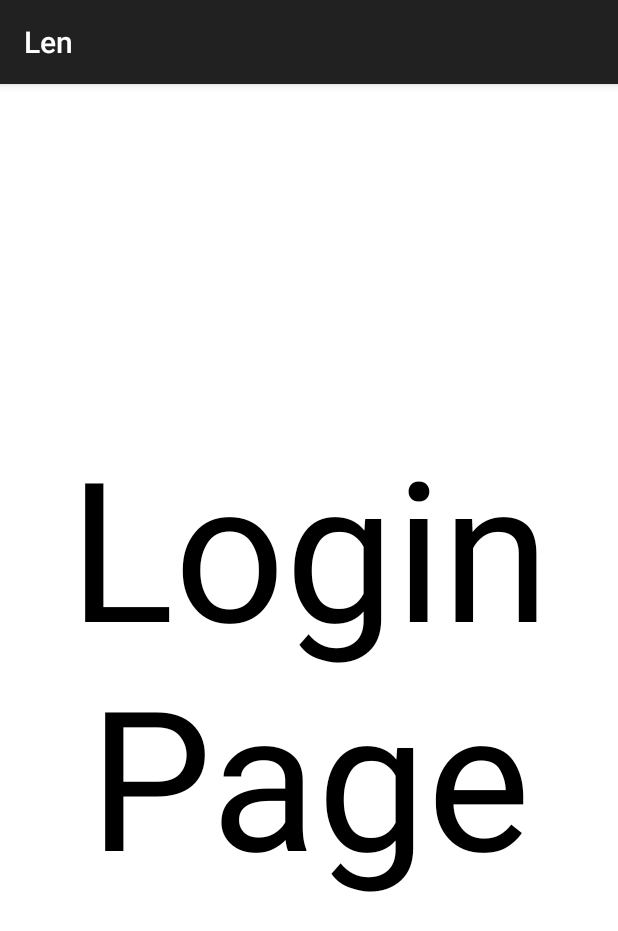
After one commit to hamooznahya/Len, an Android app: the LoginActivity screen opened directly, with no data from a screen before it, on a phone screen of 412 x 824 dp. The commit adds this screen. Shown: the top 931 px of the screen. Run offline under Robolectric (Android 15) with nearby library versions, the phone set to English and light mode, and no system bars; our stand-ins replace Dagger/Hilt's generated code, sdp/ssp sizes.

Commit message:
add Login Flow

```diff
--- a/app/build.gradle
+++ b/app/build.gradle
@@ -61,7 +61,7 @@ dependencies {
     //dagger
     implementation "com.google.dagger:hilt-android:$dagger_hilt"
     implementation 'androidx.legacy:legacy-support-v4:1.0.0'
-    implementation 'androidx.navigation:navigation-ui-ktx:2.6.0-alpha04'
+    implementation 'androidx.navigation:navigation-ui-ktx:2.4.0-alpha03'
 
     implementation 'androidx.paging:paging-common-ktx:3.1.1'
 
--- /dev/null
+++ b/app/src/main/java/com/bemotioninc/sss/presentation/login/LoginActivity.kt
@@ -0,0 +1,28 @@
+package com.bemotioninc.sss.presentation.login
+
+import android.app.Activity
+import android.content.Intent
+import android.os.Bundle
+import androidx.fragment.app.Fragment
+import com.bemotioninc.sss.R
+import com.bemotioninc.sss.presentation.base.BaseActivity
+import dagger.hilt.android.AndroidEntryPoint
+
+@AndroidEntryPoint
+class LoginActivity : BaseActivity() {
+    companion object {
+        fun start(context: Activity) {
+            val intent = Intent(context, LoginActivity::class.java)
+            context.startActivityForResult(intent,100)
+        }
+        fun start(fragment: Fragment) {
+            val intent = Intent(fragment.requireContext(), LoginActivity::class.java)
+            fragment.startActivityForResult(intent,100)
+        }
+    }
+    override fun onCreate(savedInstanceState: Bundle?) {
+        super.onCreate(savedInstanceState)
+        setContentView(R.layout.activity_login)
+
+    }
+}
--- /dev/null
+++ b/app/src/main/java/com/bemotioninc/sss/presentation/login/login/LoginFragment.kt
@@ -0,0 +1,101 @@
+package com.bemotioninc.sss.presentation.login.login
+
+import android.os.Bundle
+import android.view.View
+import androidx.fragment.app.Fragment
+import androidx.fragment.app.viewModels
+import com.bemotioninc.sss.R
+import com.bemotioninc.sss.databinding.FragmentLoginBinding
+import com.bemotioninc.sss.utils.viewBinding
+import dagger.hilt.android.AndroidEntryPoint
+
+
+@AndroidEntryPoint
+class LoginFragment : Fragment(R.layout.fragment_login) {
+
+    companion object {
+        fun newInstance() = LoginFragment()
+    }
+
+    private val binding by viewBinding { FragmentLoginBinding.bind(requireView()) }
+   // private val viewModel by viewModels<LoginViewModel>()
+
+
+    override fun onViewCreated(view: View, savedInstanceState: Bundle?) {
+        super.onViewCreated(view, savedInstanceState)
+//        initListeners()
+//        observeValues()
+//        if(BuildConfig.DEBUG) {
+//            binding.etUserName.setText("m.sweedan")
+//            binding.etPassword.setText("123456789")
+//        }
+    }
+
+//    private fun observeValues() {
+//        viewModel.events.onEach {
+//            when (it) {
+//                is LoginViewModel.Events.IsValidPassword -> {
+//                    binding.etPassword.error = it.isValid.toErrorOrNull()
+//                }
+//                is LoginViewModel.Events.IsValidUsername -> {
+//                    binding.etUserName.error = it.isValid.toErrorOrNull()
+//                }
+//                LoginViewModel.Events.OpenHomePage -> {
+//                  //  HomeActivity.start(requireActivity())
+//                }
+//            }
+//
+//        }.observeInLifecycle(viewLifecycleOwner)
+//
+//
+//        viewModel.loginResult.onEach {
+//            when (it) {
+//                is ResponseState.Failure -> {
+//                    binding.loading.hide()
+//                    handleError(it.error) {
+//                        onLoginClicked()
+//                    }
+//                }
+//                ResponseState.Loading -> {
+//                    binding.loading.show()
+//                }
+//                is ResponseState.Success -> {
+//                    binding.loading.hide()
+//                    val intent = Intent(requireActivity(), HomeActivity::class.java)
+//                    startActivity(intent)
+//                    requireActivity().finish()
+//                }
+//            }
+//        }.observeInLifecycle(viewLifecycleOwner)
+//    }
+
+//    private fun initListeners() {
+//        val watcher = object : MyTextWatcher() {
+//            override fun afterTextChanged(s: Editable?) {
+//                binding.btnLogin.isEnabled = viewModel.validateLogin(getUserName(), getPassword())
+//            }
+//        }
+//        binding.etUserName.addTextChangedListener(watcher)
+//        binding.etPassword.addTextChangedListener(watcher)
+//
+//        binding.btnLogin.setOnClickListener {
+//            onLoginClicked()
+//        }
+//        binding.tvForgetPassword.setOnClickListener {
+//            findNavController().navigate(ForgetPasswordFragmentDirections.actionToForGetPassWord())
+//
+//        }
+
+
+
+  //  }
+
+//    private fun onLoginClicked() {
+//        viewModel.onLoginClicked(getUserName(), getPassword())
+//    }
+//
+//    private fun getUserName() = binding.etUserName.text.toString().trim()
+//    private fun getPassword() = binding.etPassword.text.toString().trim()
+
+
+}
--- /dev/null
+++ b/app/src/main/java/com/bemotioninc/sss/presentation/login/registration/RegistrationFragment.kt
@@ -0,0 +1,104 @@
+package com.bemotioninc.sss.presentation.login.registration
+
+import android.os.Bundle
+import android.view.View
+import androidx.fragment.app.Fragment
+import com.bemotioninc.sss.R
+import com.bemotioninc.sss.databinding.FragmentRegistrationBinding
+import com.bemotioninc.sss.utils.viewBinding
+import dagger.hilt.android.AndroidEntryPoint
+
+@AndroidEntryPoint
+class RegistrationFragment : Fragment(R.layout.fragment_registration) {
+
+
+    companion object {
+        fun newInstance() = RegistrationFragment()
+    }
+
+    private val binding by viewBinding { FragmentRegistrationBinding.bind(requireView()) }
+//    private val viewModel by viewModels<RegistrationViewModel>()
+
+    override fun onViewCreated(view: View, savedInstanceState: Bundle?) {
+        super.onViewCreated(view, savedInstanceState)
+//           initListeners()
+//           observeValues()
+    }
+
+//    private fun observeValues() {
+//        viewModel.events.onEach {
+//            when (it) {
+//                is RegistrationViewModel.Events.IsValidPassword -> {
+//                    binding.etMobile.error = it.isValid.toErrorOrNull()
+//                }
+//                is RegistrationViewModel.Events.IsValidUsername -> {
+//                    binding.etUserName.error = it.isValid.toErrorOrNull()
+//                }
+//            }
+//
+//        }.observeInLifecycle(viewLifecycleOwner)
+//
+//
+//        viewModel.forgetResult.onEach {
+//            when (it) {
+//                is ResponseState.Failure -> {
+//                    binding.loading.hide()
+//                    handleError(it.error) {
+//                        onResetClick()
+//                    }
+//                }
+//                ResponseState.Loading -> {
+//                    binding.loading.show()
+//                }
+//                is ResponseState.Success -> {
+//                    binding.loading.hide()
+//                    showResetPasswordDialog(it.item.newPassword)
+//
+//                }
+//            }
+//        }.observeInLifecycle(viewLifecycleOwner)
+//    }
+
+
+//    private fun showResetPasswordDialog(newPassword: String) {
+//        val builder = AlertDialog.Builder(requireContext(), R.style.CustomAlertDialog)
+//            .create()
+//        val view = layoutInflater.inflate(R.layout.password_reset_alert_dialog_layout, null)
+//        val button = view.findViewById<MaterialButton>(R.id.btnLogin)
+//        val tvPassword = view.findViewById<TextView>(R.id.tvPassword)
+//
+//        tvPassword.text = getString(R.string.password_dialog_one) + " " + newPassword + " " + getString(
+//            R.string.password_dialog_two
+//        )
+//        builder.setView(view)
+//        button.setOnClickListener {
+//            builder.dismiss()
+//            findNavController().popBackStack()
+//        }
+//        builder.setCanceledOnTouchOutside(false)
+//        builder.show()
+//
+//    }
+////
+//    private fun initListeners() {
+//        val watcher = object : MyTextWatcher() {
+//            override fun afterTextChanged(s: Editable?) {
+//               binding.btnLogin.isEnabled = viewModel.validateLogin(getUserName(), getPassword())
+//            }
+//        }
+//        binding.etUserName.addTextChangedListener(watcher)
+//        binding.etMobile.addTextChangedListener(watcher)
+//
+//        binding.btnLogin.setOnClickListener {
+//            onResetClick()
+//        }
+//        binding.toolbar.setNavigationOnClickListener { findNavController().popBackStack() }
+//    }
+//
+//    private fun onResetClick() {
+//        viewModel.onResetClicked(getUserName(), getPassword())
+//    }
+//
+//    private fun getUserName() = binding.etUserName.text.toString().trim()
+//    private fun getPassword() = binding.etMobile.text.toString().trim()
+}
--- a/app/src/main/java/com/bemotioninc/sss/presentation/splashscreen/SplashActivity.kt
+++ b/app/src/main/java/com/bemotioninc/sss/presentation/splashscreen/SplashActivity.kt
@@ -8,6 +8,7 @@ import com.bemotioninc.sss.MainActivity
 import com.bemotioninc.sss.constants.Constants
 import com.bemotioninc.sss.databinding.ActivitySplashBinding
 import com.bemotioninc.sss.presentation.base.BaseActivity
+import com.bemotioninc.sss.presentation.login.LoginActivity
 import com.bemotioninc.sss.utils.ResponseState
 import com.bemotioninc.sss.utils.observeInLifecycle
 import dagger.hilt.android.AndroidEntryPoint
@@ -36,7 +37,7 @@ class SplashActivity : BaseActivity() {
         viewModel.getCache.onEach {
             when (it) {
                 is ResponseState.Success -> {
-                    intent = Intent(this, MainActivity::class.java)
+                    intent = Intent(this, LoginActivity::class.java)
                     startActivity(intent)
                 }
                 is ResponseState.Failure -> {
--- /dev/null
+++ b/app/src/main/res/layout/activity_login.xml
@@ -0,0 +1,22 @@
+<?xml version="1.0" encoding="utf-8"?>
+<androidx.constraintlayout.widget.ConstraintLayout xmlns:android="http://schemas.android.com/apk/res/android"
+    xmlns:app="http://schemas.android.com/apk/res-auto"
+    xmlns:tools="http://schemas.android.com/tools"
+    android:layout_width="match_parent"
+    android:layout_height="match_parent"
+    tools:context=".presentation.login.LoginActivity">
+
+
+    <androidx.fragment.app.FragmentContainerView
+        android:id="@+id/nav_host_fragment"
+        android:name="androidx.navigation.fragment.NavHostFragment"
+        android:layout_width="0dp"
+        android:layout_height="0dp"
+        app:layout_constraintLeft_toLeftOf="parent"
+        app:layout_constraintRight_toRightOf="parent"
+        app:defaultNavHost="true"
+        app:layout_constraintBottom_toBottomOf="parent"
+        app:layout_constraintTop_toTopOf="parent"
+        app:navGraph="@navigation/login_navigation" />
+
+</androidx.constraintlayout.widget.ConstraintLayout>
--- /dev/null
+++ b/app/src/main/res/layout/fragment_login.xml
@@ -0,0 +1,20 @@
+<?xml version="1.0" encoding="utf-8"?>
+<androidx.constraintlayout.widget.ConstraintLayout xmlns:android="http://schemas.android.com/apk/res/android"
+    xmlns:app="http://schemas.android.com/apk/res-auto"
+    xmlns:tools="http://schemas.android.com/tools"
+    android:layout_width="match_parent"
+    android:layout_height="match_parent"
+    android:background="@color/white">
+
+    <TextView
+        android:layout_width="match_parent"
+        android:layout_height="wrap_content"
+        android:gravity="center"
+        android:text="Login Page"
+        android:textColor="@color/black"
+        android:textSize="@dimen/_100sdp"
+        app:layout_constraintBottom_toBottomOf="parent"
+        app:layout_constraintEnd_toEndOf="parent"
+        app:layout_constraintStart_toStartOf="parent"
+        app:layout_constraintTop_toTopOf="parent" />
+</androidx.constraintlayout.widget.ConstraintLayout>
--- /dev/null
+++ b/app/src/main/res/layout/fragment_registration.xml
@@ -0,0 +1,8 @@
+<?xml version="1.0" encoding="utf-8"?>
+<androidx.constraintlayout.widget.ConstraintLayout xmlns:android="http://schemas.android.com/apk/res/android"
+    xmlns:app="http://schemas.android.com/apk/res-auto"
+    xmlns:tools="http://schemas.android.com/tools"
+    android:layout_width="match_parent"
+    android:layout_height="match_parent">
+
+</androidx.constraintlayout.widget.ConstraintLayout>
--- /dev/null
+++ b/app/src/main/res/navigation/login_navigation.xml
@@ -0,0 +1,19 @@
+<?xml version="1.0" encoding="utf-8"?>
+<navigation xmlns:android="http://schemas.android.com/apk/res/android"
+    xmlns:app="http://schemas.android.com/apk/res-auto"
+    xmlns:tools="http://schemas.android.com/tools"
+    android:id="@+id/main"
+    app:startDestination="@id/loginFragment">
+    <fragment
+        android:id="@+id/loginFragment"
+        android:name="com.bemotioninc.sss.presentation.login.login.LoginFragment"
+        android:label="LoginFragment"
+        tools:layout="@layout/fragment_login"/>
+
+    <fragment
+        android:id="@+id/registration"
+        android:name="com.bemotioninc.sss.presentation.login.registration.RegistrationFragment"
+        android:label="ForGetPassWord"
+        tools:layout="@layout/fragment_registration"/>
+
+</navigation>
```
Also changed, not shown: app/src/main/AndroidManifest.xml (+5 -2 lines), app/src/main/java/com/bemotioninc/sss/presentation/login/login/LoginViewModel.kt (added, +68 -0 lines), app/src/main/java/com/bemotioninc/sss/presentation/login/registration/RegistrationViewModel.kt (added, +67 -0 lines).
